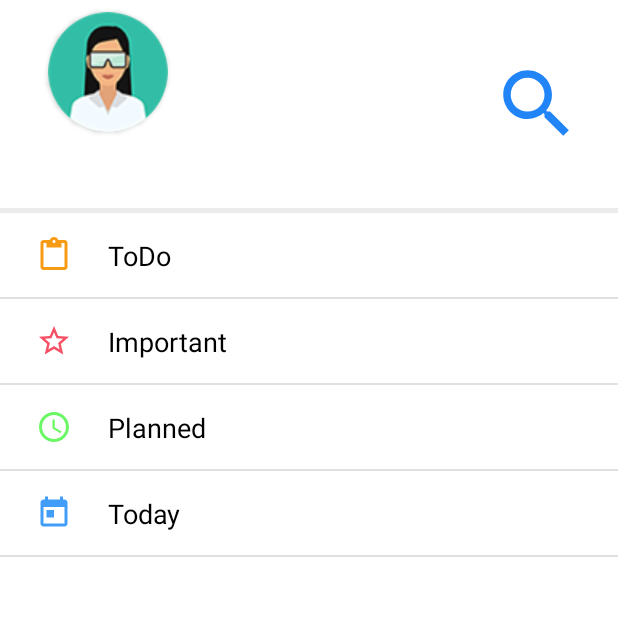
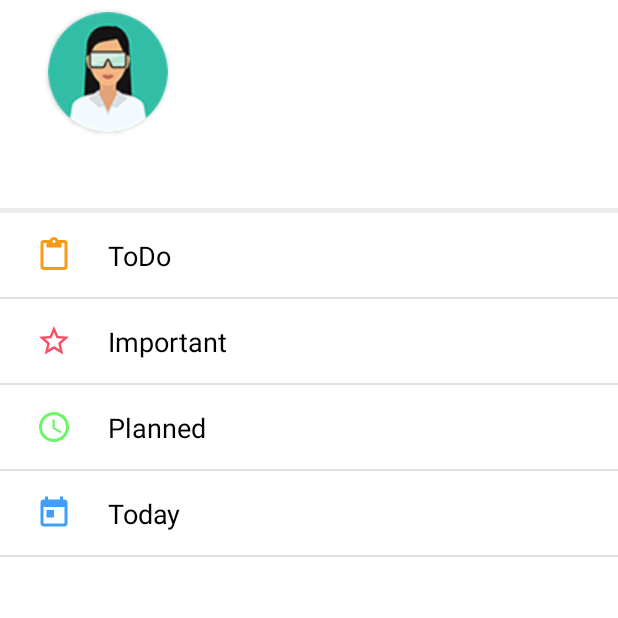
Before and after one commit to gifhary/simple_todolist_app, an Android app: the HomeActivity screen opened directly, with no data from a screen before it, on a phone screen of 412 x 824 dp, the top half of it. Run offline under Robolectric (Android 15) with nearby library versions, the phone set to English and light mode, and no system bars; 1 statement that could not run was skipped.

Commit message:
search feture removed

```diff
--- a/app/src/main/java/com/gifhary/todolist/DatabaseHelper.java
+++ b/app/src/main/java/com/gifhary/todolist/DatabaseHelper.java
@@ -63,9 +63,8 @@
     }
 
     int deleteData(int id){
-        String stringId = String.valueOf(id);
         SQLiteDatabase db = this.getWritableDatabase();
-        return db.delete(TABLE_NAME, "id = "+ stringId, null);
+        return db.delete(TABLE_NAME, "id = "+ id, null);
     }
 
     long getTaskCount(){
--- a/app/src/main/res/layout/activity_home.xml
+++ b/app/src/main/res/layout/activity_home.xml
@@ -52,17 +52,6 @@
             app:layout_constraintStart_toStartOf="@+id/cardView"
             app:layout_constraintTop_toBottomOf="@+id/cardView" />
 
-        <ImageView
-            android:id="@+id/searchIcon"
-            android:layout_width="60dp"
-            android:layout_height="60dp"
-            android:layout_marginTop="8dp"
-            android:layout_marginEnd="24dp"
-            android:contentDescription="@string/search"
-            app:layout_constraintBottom_toBottomOf="@+id/userNameTextView"
-            app:layout_constraintEnd_toEndOf="parent"
-            app:layout_constraintTop_toTopOf="@+id/cardView"
-            app:srcCompat="@drawable/ic_search_blue" />
     </androidx.constraintlayout.widget.ConstraintLayout>
 
     <ListView
```
Also changed, not shown: app/src/main/res/layout/activity_to_do.xml (+10 -0 lines).
